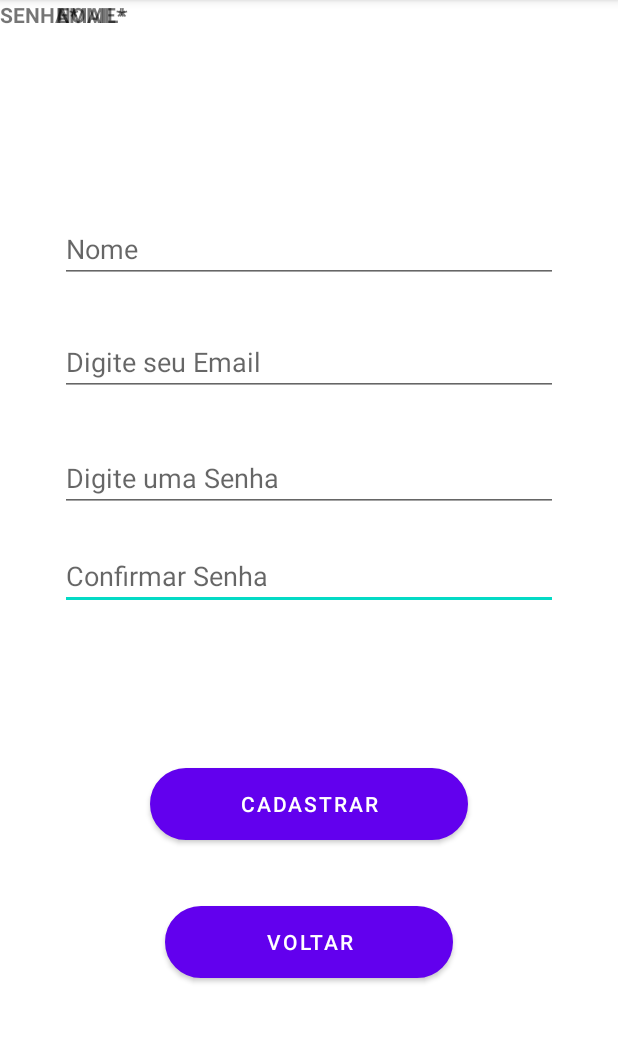
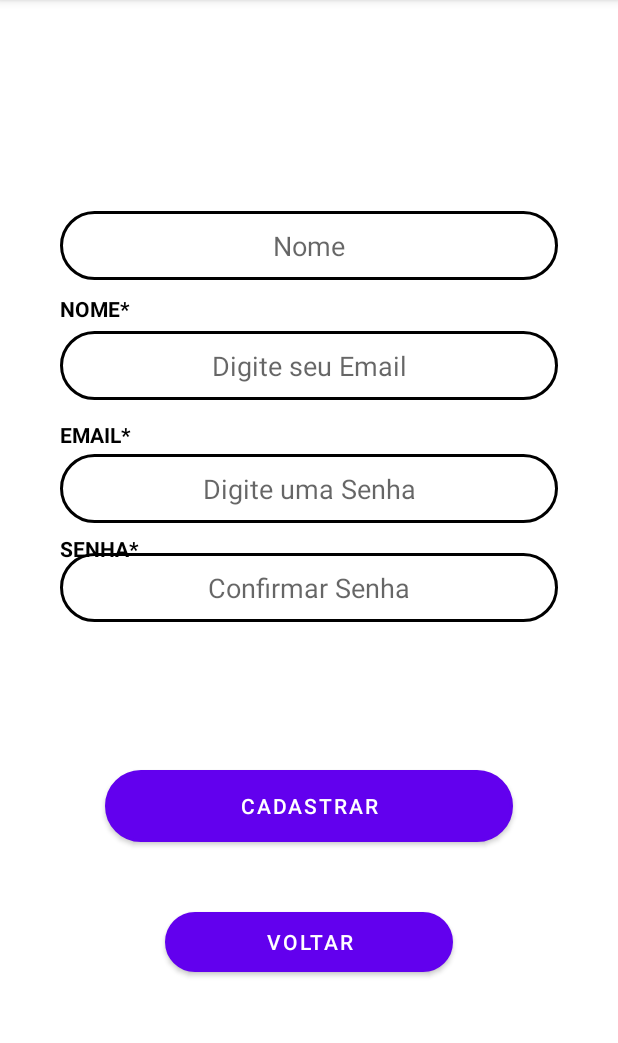
Before and after one commit to Makeavel/ADMDF_app, an Android app: the CadastroActivity screen opened directly, with no data from a screen before it, on a phone screen of 412 x 824 dp, the part 84-1127 px from its top. Run offline under Robolectric (Android 15) with nearby library versions, the phone set to English and light mode, and no system bars; our stand-ins replace Firebase (no records; nobody signed in at launch, a user with empty details on screens opened directly).

Commit message:
Adicionando novas telas

```diff
--- a/app/src/main/java/com/mobile/admdf/LoginActivity.kt
+++ b/app/src/main/java/com/mobile/admdf/LoginActivity.kt
@@ -30,6 +30,7 @@ class LoginActivity : AppCompatActivity() {
                 if(resultado.isSuccessful){
                     val intencaoDeChamada = Intent(this, MenuActivity::class.java)
                     startActivity(intencaoDeChamada)
+                    finish()
                 }
                 else{
                     Toast.makeText(this,"Email ou Senha Inválida", Toast.LENGTH_LONG).show()
--- a/app/src/main/java/com/mobile/admdf/MenuActivity.kt
+++ b/app/src/main/java/com/mobile/admdf/MenuActivity.kt
@@ -7,5 +7,8 @@ class MenuActivity : AppCompatActivity() {
     override fun onCreate(savedInstanceState: Bundle?) {
         super.onCreate(savedInstanceState)
         setContentView(R.layout.activity_menu)
+
+
     }
+
 }
--- a/app/src/main/res/layout/activity_cadastro.xml
+++ b/app/src/main/res/layout/activity_cadastro.xml
@@ -8,7 +8,7 @@
 
     <ImageView
         android:id="@+id/vw_logoCadastro"
-        android:layout_width="154dp"
+        android:layout_width="0dp"
         android:layout_height="70dp"
         android:layout_marginStart="120dp"
         android:layout_marginTop="60dp"
@@ -18,20 +18,23 @@
         app:layout_constraintEnd_toEndOf="parent"
         app:layout_constraintStart_toStartOf="parent"
         app:layout_constraintTop_toTopOf="parent"
-        app:layout_constraintVertical_bias="0.114"
+        app:layout_constraintVertical_bias="0.0"
         app:srcCompat="@drawable/logopreto" />
 
     <EditText
         android:id="@+id/tv_confirmSenhaCad"
         android:layout_width="0dp"
-        android:layout_height="wrap_content"
+        android:layout_height="46dp"
         android:layout_marginStart="40dp"
         android:layout_marginTop="20dp"
         android:layout_marginEnd="40dp"
         android:layout_marginBottom="200dp"
+        android:background="@drawable/custom_button_branco"
         android:ems="10"
         android:hint="@string/tv_confimaSenha"
         android:inputType="textPassword"
+        android:textAlignment="center"
+        android:textAllCaps="true"
         app:layout_constraintBottom_toTopOf="@+id/bt_cadastroCad"
         app:layout_constraintEnd_toEndOf="parent"
         app:layout_constraintHorizontal_bias="0.0"
@@ -41,13 +44,15 @@
     <EditText
         android:id="@+id/tv_senhaCad"
         android:layout_width="0dp"
-        android:layout_height="wrap_content"
+        android:layout_height="46dp"
         android:layout_marginStart="40dp"
         android:layout_marginTop="32dp"
         android:layout_marginEnd="40dp"
+        android:background="@drawable/custom_button_branco"
         android:ems="10"
         android:hint="@string/tv_senhaCad"
         android:inputType="textPassword"
+        android:textAlignment="center"
         app:layout_constraintBottom_toTopOf="@+id/tv_confirmSenhaCad"
         app:layout_constraintEnd_toEndOf="parent"
         app:layout_constraintHorizontal_bias="0.5"
@@ -57,13 +62,16 @@
     <EditText
         android:id="@+id/tv_emailCad"
         android:layout_width="0dp"
-        android:layout_height="wrap_content"
+        android:layout_height="46dp"
         android:layout_marginStart="40dp"
         android:layout_marginTop="30dp"
         android:layout_marginEnd="40dp"
+        android:layout_marginBottom="4dp"
+        android:background="@drawable/custom_button_branco"
         android:ems="10"
         android:hint="@string/tv_email"
         android:inputType="textEmailAddress"
+        android:textAlignment="center"
         app:layout_constraintBottom_toTopOf="@+id/tv_senhaCad"
         app:layout_constraintEnd_toEndOf="parent"
         app:layout_constraintHorizontal_bias="1.0"
@@ -73,15 +81,19 @@
     <EditText
         android:id="@+id/tv_nomeCad"
         android:layout_width="0dp"
-        android:layout_height="wrap_content"
+        android:layout_height="46dp"
         android:layout_marginStart="40dp"
-        android:layout_marginTop="250dp"
+        android:layout_marginTop="252dp"
         android:layout_marginEnd="40dp"
+        android:layout_marginBottom="4dp"
+        android:background="@drawable/custom_button_branco"
         android:ems="10"
         android:hint="@string/tv_name"
         android:inputType="textPersonName"
+        android:textAlignment="center"
         app:layout_constraintBottom_toTopOf="@+id/tv_emailCad"
         app:layout_constraintEnd_toEndOf="parent"
+        app:layout_constraintHorizontal_bias="0.0"
         app:layout_constraintStart_toStartOf="parent"
         app:layout_constraintTop_toBottomOf="@+id/vw_logoCadastro" />
 
@@ -89,23 +101,25 @@
         android:id="@+id/bt_cadastroCad"
         android:layout_width="0dp"
         android:layout_height="wrap_content"
-        android:layout_marginStart="100dp"
-        android:layout_marginEnd="100dp"
+        android:layout_marginStart="70dp"
+        android:layout_marginEnd="70dp"
         android:layout_marginBottom="44dp"
         android:background="@drawable/custom_button1"
         android:text="@string/bt_cadastro"
         app:layout_constraintBottom_toTopOf="@+id/bt_voltarCad"
         app:layout_constraintEnd_toEndOf="parent"
         app:layout_constraintHorizontal_bias="0.0"
-        app:layout_constraintStart_toStartOf="parent" />
+        app:layout_constraintStart_toStartOf="parent"
+        app:layout_constraintTop_toTopOf="@+id/guideline3"
+        app:layout_constraintVertical_bias="0.991" />
 
     <Button
         android:id="@+id/bt_voltarCad"
         android:layout_width="0dp"
-        android:layout_height="wrap_content"
+        android:layout_height="40dp"
         android:layout_marginStart="110dp"
         android:layout_marginEnd="110dp"
-        android:layout_marginBottom="116dp"
+        android:layout_marginBottom="120dp"
         android:background="@drawable/custom_button1"
         android:text="@string/bt_voltar"
         app:layout_constraintBottom_toBottomOf="parent"
@@ -115,36 +129,54 @@
 
     <TextView
         android:id="@+id/textView"
-        android:layout_width="wrap_content"
-        android:layout_height="wrap_content"
+        android:layout_width="0dp"
+        android:layout_height="18dp"
+        android:layout_marginStart="40dp"
+        android:layout_marginTop="12dp"
         android:text="@string/tv_name2"
         android:textAllCaps="true"
+        android:textColor="#000000"
         android:textStyle="bold"
         app:layout_constraintEnd_toEndOf="parent"
-        app:layout_constraintHorizontal_bias="0.103"
+        app:layout_constraintHorizontal_bias="0.152"
         app:layout_constraintStart_toStartOf="parent"
-        tools:layout_editor_absoluteY="240dp" />
+        app:layout_constraintTop_toTopOf="@+id/guideline3" />
 
     <TextView
         android:id="@+id/textView2"
-        android:layout_width="wrap_content"
-        android:layout_height="wrap_content"
+        android:layout_width="0dp"
+        android:layout_height="19dp"
+        android:layout_marginStart="40dp"
+        android:layout_marginTop="96dp"
         android:text="@string/tv_email2"
         android:textAllCaps="true"
+        android:textColor="#000000"
         android:textStyle="bold"
         app:layout_constraintEnd_toEndOf="parent"
-        app:layout_constraintHorizontal_bias="0.104"
+        app:layout_constraintHorizontal_bias="0.158"
         app:layout_constraintStart_toStartOf="parent"
-        tools:layout_editor_absoluteY="315dp" />
+        app:layout_constraintTop_toTopOf="@+id/guideline3" />
 
     <TextView
         android:id="@+id/textView3"
+        android:layout_width="0dp"
+        android:layout_height="17dp"
+        android:layout_marginStart="40dp"
+        android:layout_marginTop="172dp"
+        android:text="@string/tv_senha2"
+        android:textAllCaps="true"
+        android:textColor="#000000"
+        android:textStyle="bold"
+        app:layout_constraintEnd_toEndOf="parent"
+        app:layout_constraintHorizontal_bias="0.15"
+        app:layout_constraintStart_toStartOf="parent"
+        app:layout_constraintTop_toTopOf="@+id/guideline3" />
+
+    <androidx.constraintlayout.widget.Guideline
+        android:id="@+id/guideline3"
         android:layout_width="wrap_content"
         android:layout_height="wrap_content"
-        android:text="@string/tv_senha2"
-        android:textAllCaps="true"
-        android:textStyle="bold"
-        tools:layout_editor_absoluteX="40dp"
-        tools:layout_editor_absoluteY="392dp" />
+        android:orientation="horizontal"
+        app:layout_constraintGuide_percent="0.24" />
 
 </androidx.constraintlayout.widget.ConstraintLayout>
```
Also changed, not shown: app/src/main/java/com/mobile/admdf/CadastroActivity.kt (+35 -0 lines), app/src/main/java/com/mobile/admdf/ForgotActivity.kt (+13 -1 lines), app/src/main/res/layout/activity_forgot.xml (+23 -16 lines), app/src/main/res/layout/activity_login.xml (+32 -15 lines), app/src/main/res/layout/activity_main.xml (+5 -6 lines), app/src/main/res/layout/activity_menu.xml (+21 -0 lines).
